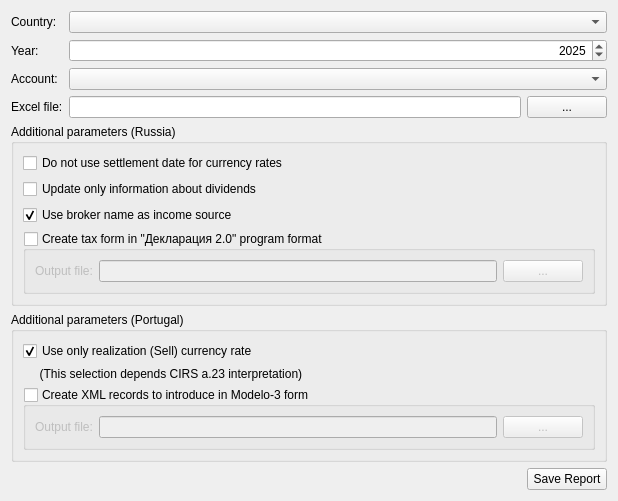
Old version of the form jal/ui/tax_export_widget.ui in the repository titov-vv/jal.
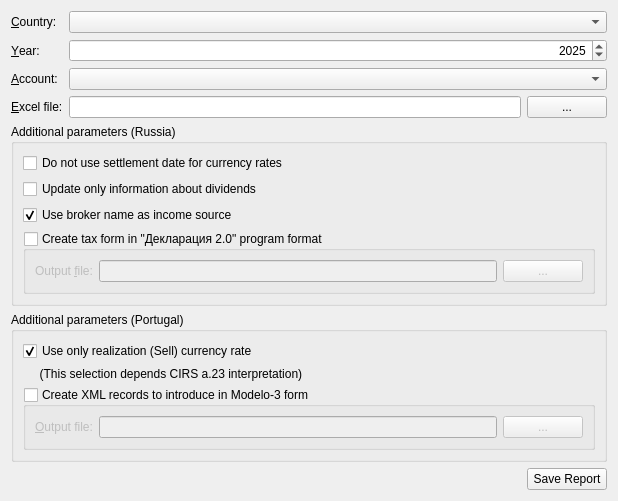
New version of the form.

The edit to the form file:
```diff
--- a/jal/ui/tax_export_widget.ui
+++ b/jal/ui/tax_export_widget.ui
@@ -109,7 +109,7 @@
          <item row="0" column="0">
           <widget class="QLabel" name="IRS_Modelo3FileLbl">
            <property name="text">
-            <string>Output file:</string>
+            <string>&amp;Output file:</string>
            </property>
            <property name="buddy">
             <cstring>IRS_Modelo3Filename</cstring>
@@ -142,7 +142,7 @@
    <item row="2" column="0">
     <widget class="QLabel" name="AccountLbl">
      <property name="text">
-      <string>Account:</string>
+      <string>&amp;Account:</string>
      </property>
      <property name="buddy">
       <cstring>Account</cstring>
@@ -152,7 +152,7 @@
    <item row="3" column="0">
     <widget class="QLabel" name="XlsFileLbl">
      <property name="text">
-      <string>Excel file:</string>
+      <string>&amp;Excel file:</string>
      </property>
      <property name="buddy">
       <cstring>XlsFileName</cstring>
@@ -213,7 +213,7 @@
          <item row="1" column="0">
           <widget class="QLabel" name="Ndfl3FileLbl">
            <property name="text">
-            <string>Output file:</string>
+            <string>Output &amp;file:</string>
            </property>
            <property name="buddy">
             <cstring>Ndfl3FileName</cstring>
@@ -249,7 +249,7 @@
    <item row="0" column="0">
     <widget class="QLabel" name="CountryLbl">
      <property name="text">
-      <string>Country:</string>
+      <string>&amp;Country:</string>
      </property>
      <property name="buddy">
       <cstring>Country</cstring>
@@ -259,7 +259,7 @@
    <item row="1" column="0">
     <widget class="QLabel" name="YearLbl">
      <property name="text">
-      <string>Year:</string>
+      <string>&amp;Year:</string>
      </property>
      <property name="buddy">
       <cstring>Year</cstring>
```
